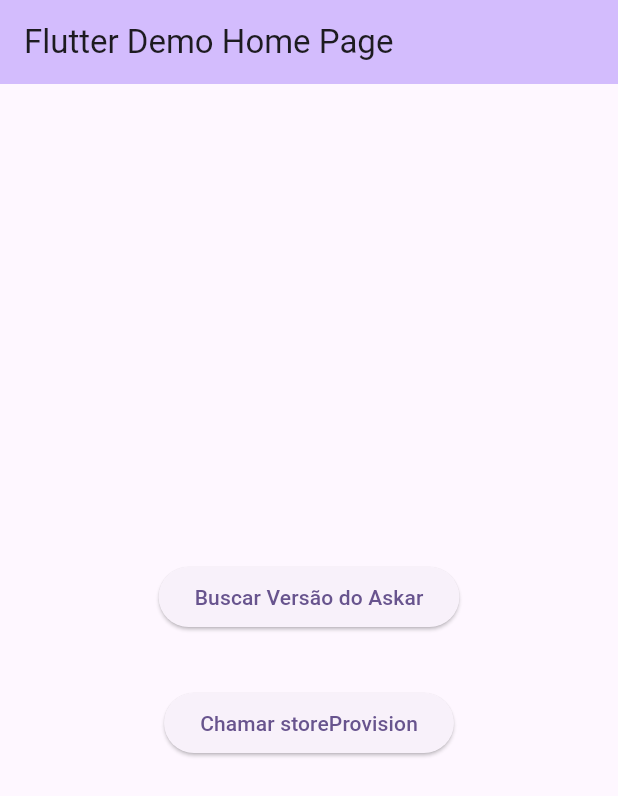
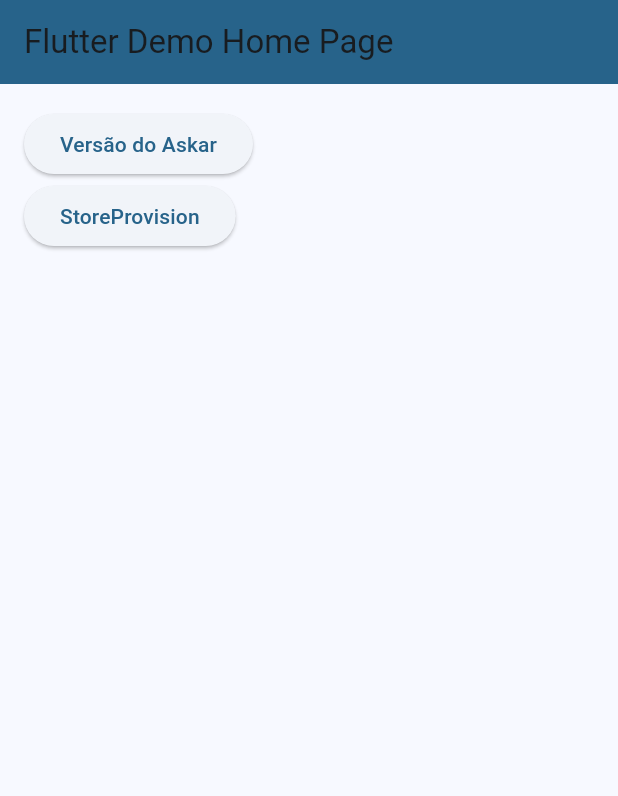
Before and after one commit to CPqD/askar-wrapper-dart, a Flutter app: the screen it shows after launch, on a phone screen of 412 x 824 dp. Shown: the top 796 px of the screen. Run offline on Flutter 3.47's test engine with Material 3 defaults, Android fonts, the phone set to English and light mode, and no system bars; missing offline and left inert: dart:ffi.

Commit message:
ajustes app

```diff
--- a/lib/main.dart
+++ b/lib/main.dart
@@ -15,7 +15,7 @@ class MyApp extends StatelessWidget {
     return MaterialApp(
       title: 'Flutter Demo',
       theme: ThemeData(
-        colorScheme: ColorScheme.fromSeed(seedColor: Colors.deepPurple),
+        colorScheme: ColorScheme.fromSeed(seedColor: Colors.lightBlue),
         useMaterial3: true,
       ),
       home: const HomePage(title: 'Flutter Demo Home Page'),
--- a/lib/pages/home.dart
+++ b/lib/pages/home.dart
@@ -17,12 +17,7 @@ class HomePage extends StatefulWidget {
 
 class _HomePageState extends State<HomePage> {
   String _version = '';
-
-  void getVersion() {
-    setState(() {
-      _version = askarVersion();
-    });
-  }
+  String _storeProvisionResult = '';
 
   Future<CallbackResult> storeProvision() async {
     final String specUri = Platform.isIOS
@@ -42,29 +37,55 @@ class _HomePageState extends State<HomePage> {
   Widget build(BuildContext context) {
     return Scaffold(
       appBar: AppBar(
-        backgroundColor: Theme.of(context).colorScheme.inversePrimary,
+        backgroundColor: Theme.of(context).colorScheme.primary,
         title: Text(widget.title),
       ),
-      body: Center(
+      body: Padding(
+        padding: const EdgeInsets.all(16.0),
         child: Column(
-          mainAxisAlignment: MainAxisAlignment.center,
+          mainAxisAlignment: MainAxisAlignment.start,
+          crossAxisAlignment: CrossAxisAlignment.start,
           children: <Widget>[
+            Row(
+              mainAxisAlignment: MainAxisAlignment.spaceBetween,
+              children: [
                 ElevatedButton(
                   onPressed: () {
-                getVersion();
+                    setState(() {
+                      _version = '';
+                    });
+                    setState(() {
+                      _version = askarVersion();
+                    });
                   },
-              child: Text('Buscar Versão do Askar'),
+                  child: Text('Versão do Askar'),
                 ),
                 Text(
                   _version,
-              style: Theme.of(context).textTheme.headlineMedium,
+                  style: Theme.of(context).textTheme.titleMedium,
                 ),
+              ],
+            ),
+            Row(
+              mainAxisAlignment: MainAxisAlignment.spaceBetween,
+              children: [
                 ElevatedButton(
                   onPressed: () async {
+                    setState(() {
+                      _storeProvisionResult = "";
+                    });
                     final callback = await storeProvision();
-                print(callback.errorCode);
+                    setState(() {
+                      _storeProvisionResult = "${callback.errorCode}";
+                    });
                   },
-              child: Text('Chamar storeProvision'),
+                  child: Text('StoreProvision'),
+                ),
+                Text(
+                  _storeProvisionResult,
+                  style: Theme.of(context).textTheme.titleMedium,
+                ),
+              ],
             ),
           ],
         ),
```
Also changed, not shown: 1 other file. Lines whose indentation alone changed are shown as unchanged.
